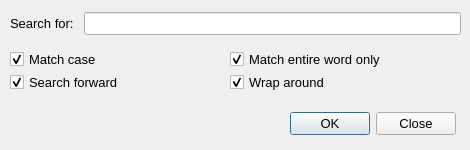
The window that tools/debug/UI/Search.ui (TrickPlay/Trickplay) describes before a commit, drawn with Qt 5.
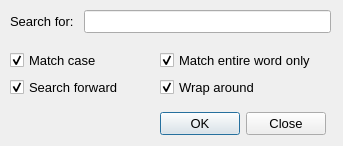
The same window after the commit.

Commit message: implemented goto line

What changed in the file:
```diff
--- a/tools/debug/UI/Search.ui
+++ b/tools/debug/UI/Search.ui
@@ -6,8 +6,8 @@
    <rect>
     <x>0</x>
     <y>0</y>
-    <width>470</width>
-    <height>150</height>
+    <width>343</width>
+    <height>146</height>
    </rect>
   </property>
   <property name="font">
@@ -24,7 +24,7 @@
   <widget class="QDialogButtonBox" name="buttonBox">
    <property name="geometry">
     <rect>
-     <x>280</x>
+     <x>150</x>
      <y>110</y>
      <width>176</width>
      <height>27</height>
@@ -42,24 +42,17 @@
     <rect>
      <x>10</x>
      <y>10</y>
-     <width>451</width>
+     <width>321</width>
      <height>28</height>
     </rect>
    </property>
-   <layout class="QGridLayout" name="gridLayout">
+   <layout class="QFormLayout" name="formLayout">
     <property name="horizontalSpacing">
      <number>10</number>
     </property>
     <property name="verticalSpacing">
      <number>0</number>
     </property>
-    <item row="0" column="1">
-     <widget class="QLineEdit" name="search_txt">
-      <property name="placeholderText">
-       <string/>
-      </property>
-     </widget>
-    </item>
     <item row="0" column="0">
      <widget class="QLabel" name="labelName">
       <property name="font">
@@ -72,15 +65,22 @@
       </property>
      </widget>
     </item>
+    <item row="0" column="1">
+     <widget class="QLineEdit" name="search_txt">
+      <property name="placeholderText">
+       <string/>
+      </property>
+     </widget>
+    </item>
    </layout>
   </widget>
   <widget class="QWidget" name="verticalLayoutWidget_2">
    <property name="geometry">
     <rect>
-     <x>230</x>
+     <x>160</x>
      <y>50</y>
-     <width>231</width>
-     <height>41</height>
+     <width>171</width>
+     <height>50</height>
     </rect>
    </property>
    <layout class="QVBoxLayout" name="verticalLayout_2">
@@ -111,8 +111,8 @@
     <rect>
      <x>10</x>
      <y>50</y>
-     <width>221</width>
-     <height>41</height>
+     <width>141</width>
+     <height>50</height>
     </rect>
    </property>
    <layout class="QVBoxLayout" name="verticalLayout_3">
```
The commit also changes 8 other files.
